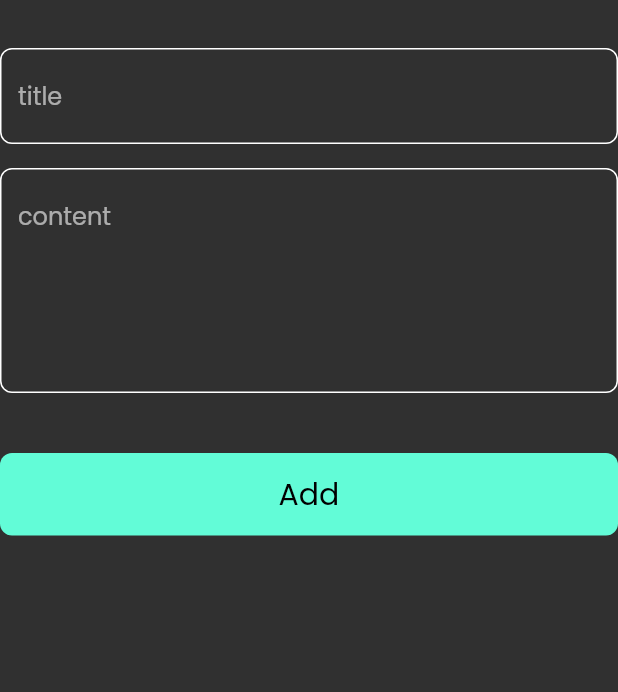
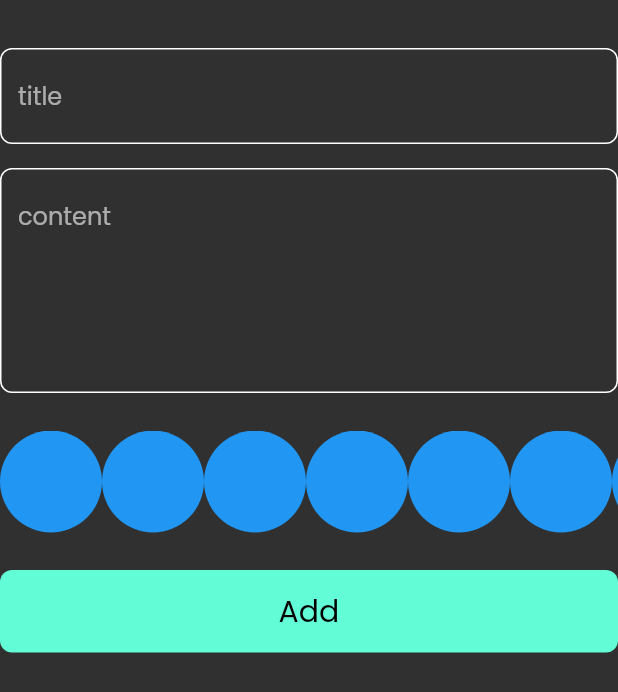
Before and after one commit to hishamkhirllah/notes_app, a Flutter app: the AddNoteForm widget shown alone on an empty page, opened directly, on a phone screen of 412 x 824 dp. Shown: the top 692 px of the screen. Run offline on Flutter 3.47's test engine with Material 2 defaults, Android fonts, the phone set to English and light mode, and no system bars; our stand-ins replace bloc, flutter_bloc, hive, hive_flutter; accounts and stored records are empty.

Commit message:
create colors list view part1

```diff
--- a/lib/views/widgets/add_note_form.dart
+++ b/lib/views/widgets/add_note_form.dart
@@ -4,6 +4,7 @@ import 'package:intl/intl.dart';
 import 'package:noteapp/cubits/add_note_cubit/add_note_cubit.dart';
 import 'package:noteapp/models/note_model.dart';
 
+import 'colors_list_view.dart';
 import 'custom_button.dart';
 import 'custom_text_field.dart';
 
@@ -48,7 +49,11 @@ class _AddNoteFormState extends State<AddNoteForm> {
             maxLines: 5,
           ),
           const SizedBox(
-            height: 40,
+            height: 25,
+          ),
+          const ColorListView(),
+          const SizedBox(
+            height: 25,
           ),
           BlocBuilder<AddNoteCubit, AddNoteState>(
             builder: (context, state) {
@@ -79,14 +84,3 @@ class _AddNoteFormState extends State<AddNoteForm> {
     );
   }
 }
-
-class ColorList extends StatelessWidget {
-  const ColorList({super.key});
-
-  @override
-  Widget build(BuildContext context) {
-    return const CircleAvatar(
-      backgroundColor: Colors.blue,
-    );
-  }
-}
--- /dev/null
+++ b/lib/views/widgets/colors_list_view.dart
@@ -0,0 +1,31 @@
+import 'package:flutter/material.dart';
+
+class ColorList extends StatelessWidget {
+  const ColorList({super.key});
+
+  @override
+  Widget build(BuildContext context) {
+    return const CircleAvatar(
+      backgroundColor: Colors.blue,
+      radius: 34,
+    );
+  }
+}
+
+class ColorListView extends StatelessWidget {
+  const ColorListView({super.key});
+
+  @override
+  Widget build(BuildContext context) {
+    return SizedBox(
+      height: 34 * 2,
+      child: ListView.builder(
+        itemCount: 10,
+        scrollDirection: Axis.horizontal,
+        itemBuilder: (context, index) {
+          return const ColorList();
+        },
+      ),
+    );
+  }
+}
```
